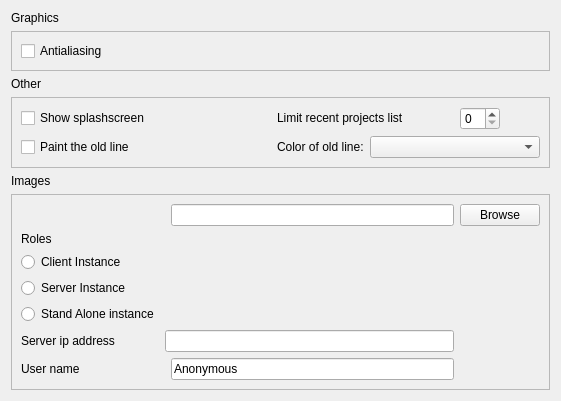
Above: qrgui/dialogs/preferencesPages/miscellaniousPage.ui from Natalie-S/qreal before the change. Below: the same form after it.
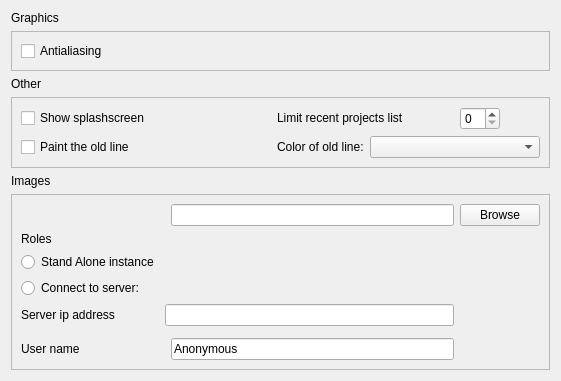
That is the form after the change.

Commit message: Moved server to another app Merged ex-client and ex-server

Diff of the .ui file:
```diff
--- a/qrgui/dialogs/preferencesPages/miscellaniousPage.ui
+++ b/qrgui/dialogs/preferencesPages/miscellaniousPage.ui
@@ -7,7 +7,7 @@
     <x>0</x>
     <y>0</y>
     <width>561</width>
-    <height>355</height>
+    <height>381</height>
    </rect>
   </property>
   <property name="sizePolicy">
@@ -195,36 +195,6 @@
       <enum>QFrame::Raised</enum>
      </property>
      <layout class="QGridLayout" name="gridLayout_3">
-      <item row="3" column="0">
-       <widget class="QRadioButton" name="clientRole">
-        <property name="text">
-         <string>Client Instance</string>
-        </property>
-        <attribute name="buttonGroup">
-         <string notr="true">buttonGroup</string>
-        </attribute>
-       </widget>
-      </item>
-      <item row="7" column="0">
-       <widget class="QRadioButton" name="serverRole">
-        <property name="text">
-         <string>Server Instance</string>
-        </property>
-        <attribute name="buttonGroup">
-         <string notr="true">buttonGroup</string>
-        </attribute>
-       </widget>
-      </item>
-      <item row="8" column="0">
-       <widget class="QRadioButton" name="standAloneRole">
-        <property name="text">
-         <string>Stand Alone instance</string>
-        </property>
-        <attribute name="buttonGroup">
-         <string notr="true">buttonGroup</string>
-        </attribute>
-       </widget>
-      </item>
       <item row="0" column="3">
        <widget class="QPushButton" name="imagesPathBrowseButton">
         <property name="text">
@@ -242,14 +212,14 @@
         </property>
        </widget>
       </item>
-      <item row="10" column="0">
+      <item row="9" column="0">
        <widget class="QLabel" name="label_11">
         <property name="text">
          <string>Server ip address</string>
         </property>
        </widget>
       </item>
-      <item row="11" column="2">
+      <item row="10" column="2">
        <spacer name="verticalSpacer">
         <property name="orientation">
          <enum>Qt::Vertical</enum>
@@ -262,23 +232,43 @@
         </property>
        </spacer>
       </item>
-      <item row="10" column="1" colspan="2">
+      <item row="9" column="1" colspan="2">
        <widget class="QLineEdit" name="ipAddressEdit"/>
       </item>
-      <item row="12" column="2">
+      <item row="11" column="2">
        <widget class="QLineEdit" name="userName">
         <property name="text">
          <string>Anonymous</string>
         </property>
        </widget>
       </item>
-      <item row="12" column="0">
+      <item row="11" column="0">
        <widget class="QLabel" name="label">
         <property name="text">
          <string>User name</string>
         </property>
        </widget>
       </item>
+      <item row="5" column="0">
+       <widget class="QRadioButton" name="clientRole">
+        <property name="text">
+         <string>Connect to server:</string>
+        </property>
+        <attribute name="buttonGroup">
+         <string notr="true">buttonGroup</string>
+        </attribute>
+       </widget>
+      </item>
+      <item row="4" column="0">
+       <widget class="QRadioButton" name="standAloneRole">
+        <property name="text">
+         <string>Stand Alone instance</string>
+        </property>
+        <attribute name="buttonGroup">
+         <string notr="true">buttonGroup</string>
+        </attribute>
+       </widget>
+      </item>
      </layout>
     </widget>
    </item>
```
The commit also changes 18 other files.
